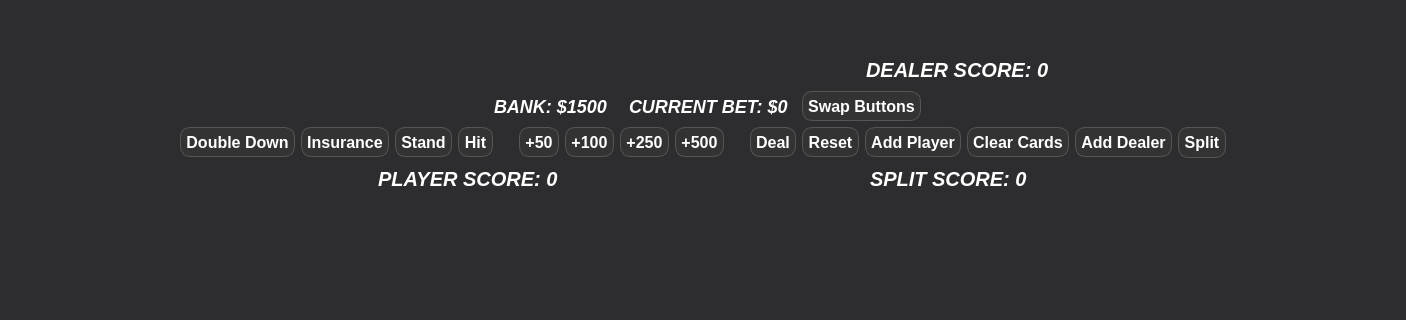
Old version of the form mainwindow.ui in the repository landonwest815/blackjack-educational-app; both pictures show x 0 to 1406 and y 196 to 516 of the 1406 by 700 pixel window.
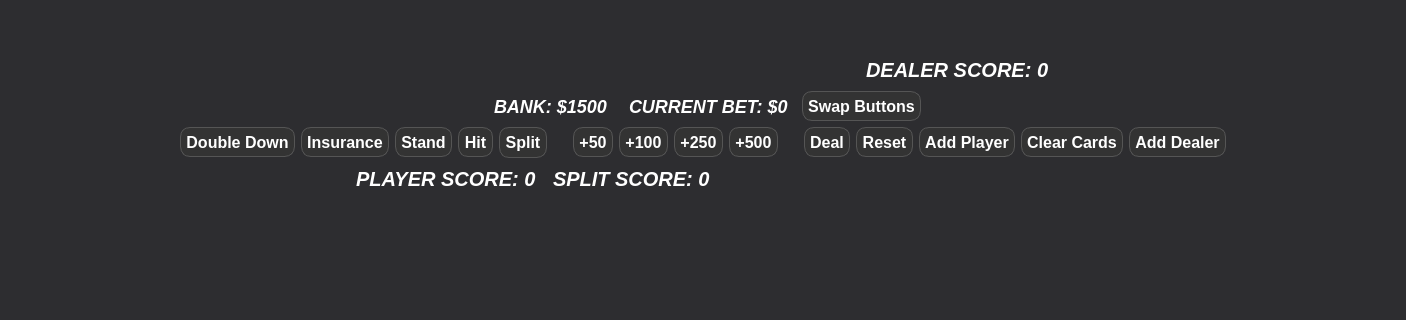
New version of the form. Custom widgets are drawn as their Qt base class.

Commit message: Split Score Label

```diff
--- a/mainwindow.ui
+++ b/mainwindow.ui
@@ -422,6 +422,34 @@
         </property>
        </widget>
       </item>
+      <item>
+       <widget class="QPushButton" name="splitButton">
+        <property name="styleSheet">
+         <string notr="true">QPushButton {
+    background-color: #333333;
+    color: white;
+    border-radius: 10px;
+    text-shadow: 1px 1px 2px black;
+    padding: 5px;
+    border: 1px solid #555555;
+    font-weight: bold;
+    font-size: 16px;
+    font-family: &quot;Arial&quot;, sans-serif;
+}
+
+QPushButton:hover {
+    background-color: #444444;
+}
+
+QPushButton:pressed {
+    background-color: #333333;
+}</string>
+        </property>
+        <property name="text">
+         <string>Split</string>
+        </property>
+       </widget>
+      </item>
       <item>
        <spacer name="horizontalSpacer_12">
         <property name="orientation">
@@ -823,34 +851,6 @@
         </property>
        </widget>
       </item>
-      <item>
-       <widget class="QPushButton" name="splitButton">
-        <property name="styleSheet">
-         <string notr="true">QPushButton {
-    background-color: #333333;
-    color: white;
-    border-radius: 10px;
-    text-shadow: 1px 1px 2px black;
-    padding: 5px;
-    border: 1px solid #555555;
-    font-weight: bold;
-    font-size: 16px;
-    font-family: &quot;Arial&quot;, sans-serif;
-}
-
-QPushButton:hover {
-    background-color: #444444;
-}
-
-QPushButton:pressed {
-    background-color: #333333;
-}</string>
-        </property>
-        <property name="text">
-         <string>Split</string>
-        </property>
-       </widget>
-      </item>
       <item>
        <spacer name="horizontalSpacer_2">
         <property name="orientation">
@@ -867,7 +867,7 @@
      </layout>
     </item>
     <item>
-     <layout class="QHBoxLayout" name="horizontalLayout_2" stretch="10,0,8,0,10">
+     <layout class="QHBoxLayout" name="horizontalLayout_2" stretch="5,0,10">
       <property name="sizeConstraint">
        <enum>QLayout::SetDefaultConstraint</enum>
       </property>
@@ -885,6 +885,11 @@
        </spacer>
       </item>
       <item>
+       <layout class="QHBoxLayout" name="horizontalLayout_6">
+        <property name="spacing">
+         <number>0</number>
+        </property>
+        <item>
        <widget class="QLabel" name="playerScore">
         <property name="sizePolicy">
          <sizepolicy hsizetype="Preferred" vsizetype="Fixed">
@@ -920,19 +925,6 @@
         </property>
        </widget>
       </item>
-      <item>
-       <spacer name="horizontalSpacer_12">
-        <property name="orientation">
-         <enum>Qt::Horizontal</enum>
-        </property>
-        <property name="sizeHint" stdset="0">
-         <size>
-          <width>40</width>
-          <height>20</height>
-         </size>
-        </property>
-       </spacer>
-      </item>
       <item>
        <widget class="QLabel" name="splitScore">
         <property name="sizePolicy">
@@ -968,6 +960,8 @@
          <string>SPLIT SCORE: 0</string>
         </property>
        </widget>
+        </item>
+       </layout>
       </item>
       <item>
        <spacer name="horizontalSpacer_4">
```
Lines whose indentation alone changed are shown as unchanged. The commit also changes 1 other file.
